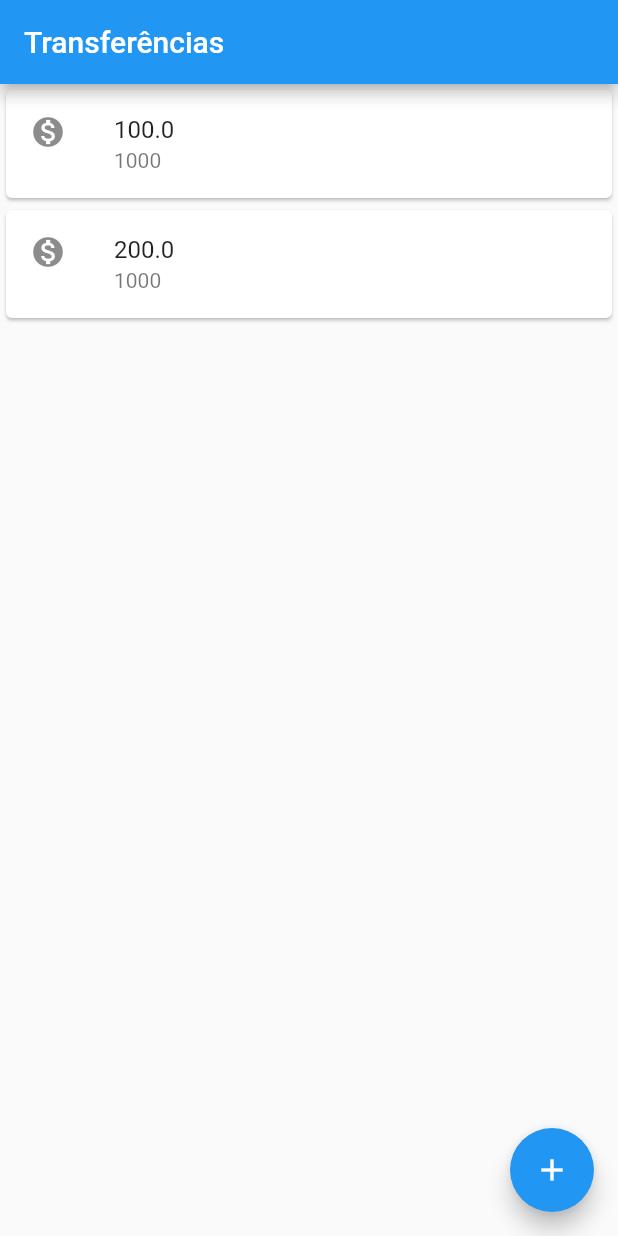
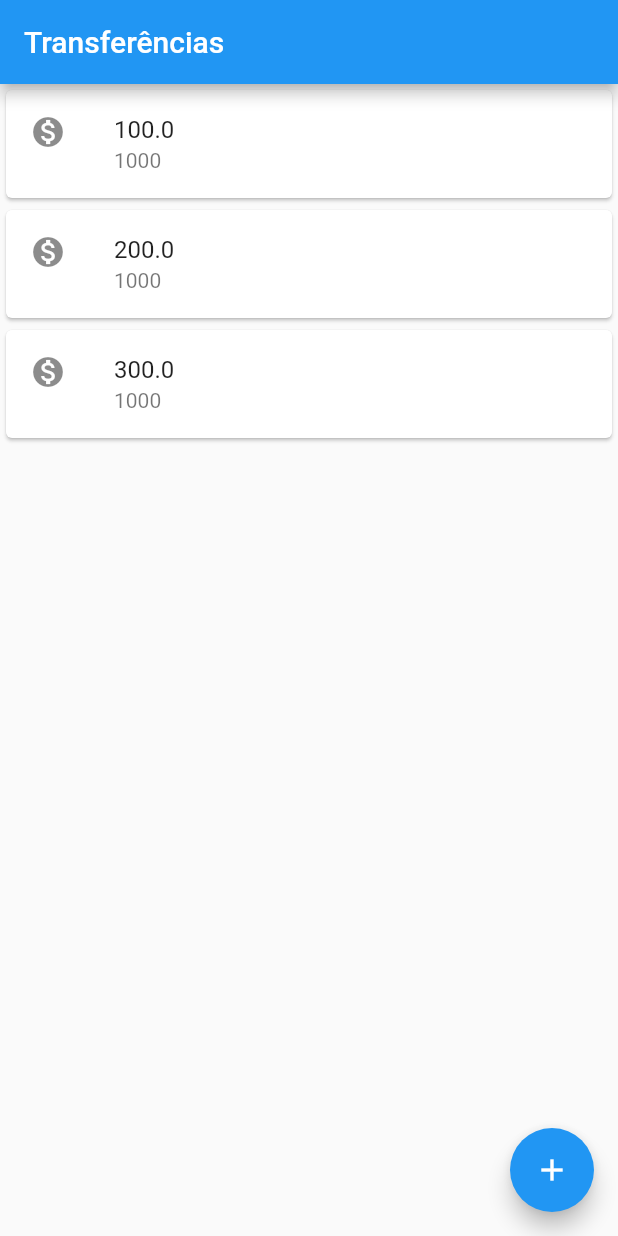
Before and after one commit to danielsantos/bytebank, a Flutter app: the screen it shows after launch, on a phone screen of 412 x 824 dp. Run offline on Flutter 3.47's test engine with Material 2 defaults, Android fonts, the phone set to English and light mode, and no system bars.

Commit message:
Refactoring - Extraction block of code

```diff
--- a/lib/main.dart
+++ b/lib/main.dart
@@ -1,26 +1,9 @@
 import 'package:flutter/cupertino.dart';
 import 'package:flutter/material.dart';
 
-void main() =>
-    runApp(MaterialApp(
+void main() => runApp(MaterialApp(
         home: Scaffold(
-          body: Column(
-            children: <Widget>[
-              Card(
-                child: ListTile(
-                  leading: Icon(Icons.monetization_on),
-                  title: Text('100.0'),
-                  subtitle: Text('1000'),
-                )
-              ),Card(
-                child: ListTile(
-                  leading: Icon(Icons.monetization_on),
-                  title: Text('200.0'),
-                  subtitle: Text('1000'),
-                )
-              ),
-            ],
-          ),
+      body: ListaTransferencias(),
       appBar: AppBar(
         title: Text('Transferências'),
       ),
@@ -28,3 +11,31 @@ void main() =>
         child: Icon(Icons.add),
       ),
     )));
+
+class ListaTransferencias extends StatelessWidget {
+  @override
+  Widget build(BuildContext context) {
+    return Column(
+      children: <Widget>[
+        Card(
+            child: ListTile(
+          leading: Icon(Icons.monetization_on),
+          title: Text('100.0'),
+          subtitle: Text('1000'),
+        )),
+        Card(
+            child: ListTile(
+          leading: Icon(Icons.monetization_on),
+          title: Text('200.0'),
+          subtitle: Text('1000'),
+        )),
+        Card(
+            child: ListTile(
+          leading: Icon(Icons.monetization_on),
+          title: Text('300.0'),
+          subtitle: Text('1000'),
+        )),
+      ],
+    );
+  }
+}
```
Lines whose indentation alone changed are shown as unchanged.
